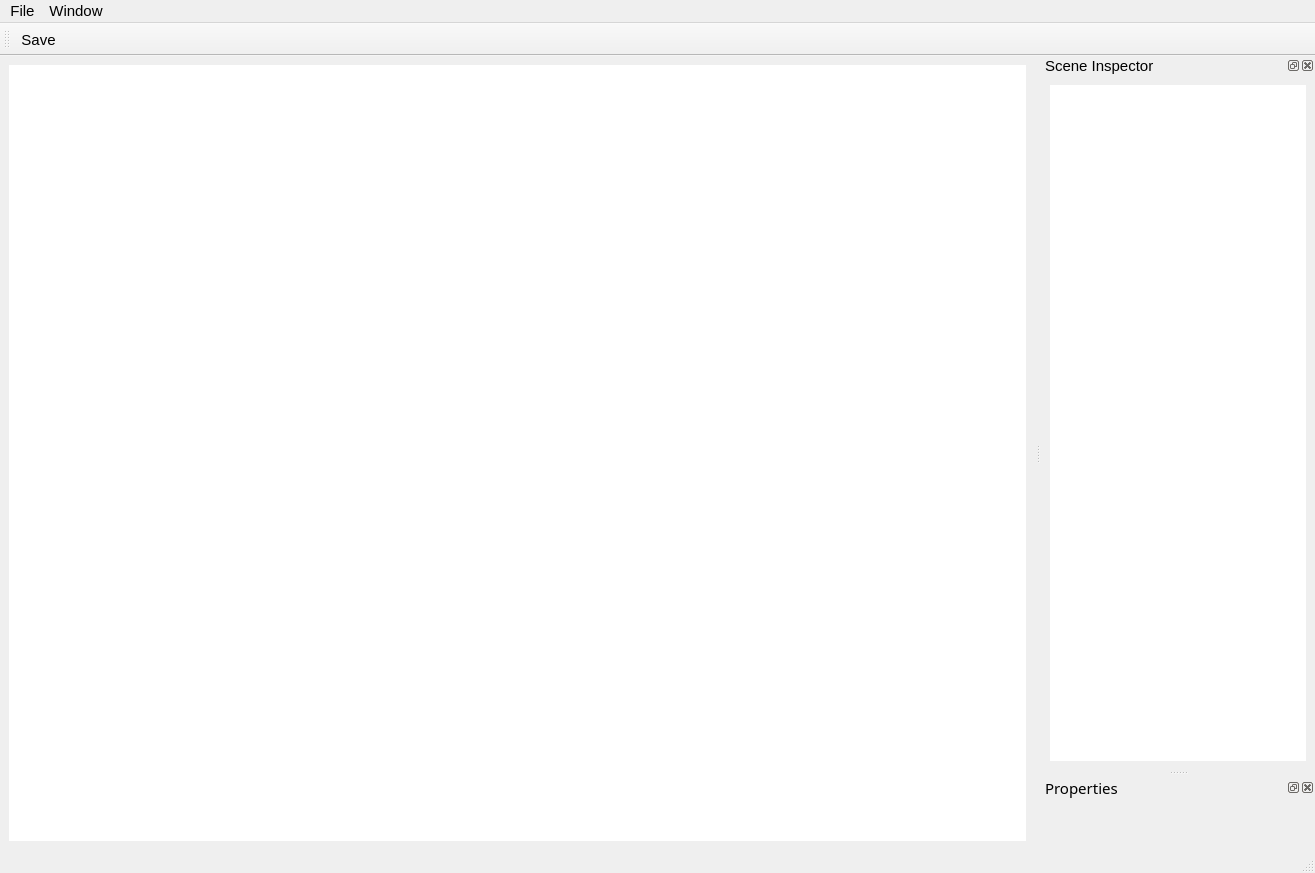
Before: the Qt Designer form DFEditor/ui/DFEMainWindow.ui in cpp-park-vk-education/2023_1_DeltaFlex, drawn with Qt 5.
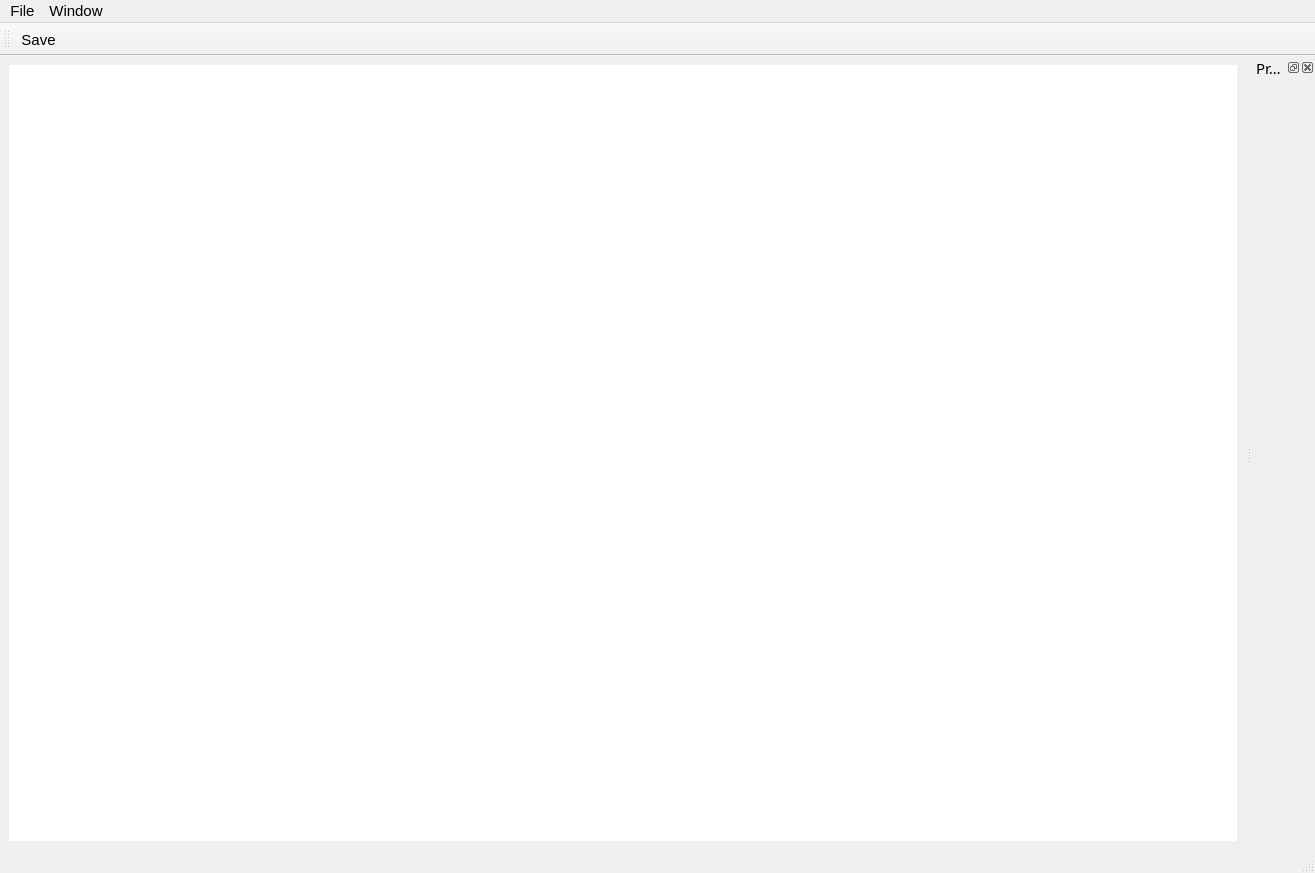
After: the same form once the commit is applied. Icons and pictures are not drawn. Custom widgets are drawn as their Qt base class.

Commit message: integrating dock widgets

What changed in the file:
```diff
--- a/DFEditor/ui/DFEMainWindow.ui
+++ b/DFEditor/ui/DFEMainWindow.ui
@@ -58,31 +58,6 @@
    <addaction name="menuWindow"/>
   </widget>
   <widget class="QStatusBar" name="statusbar"/>
-  <widget class="QDockWidget" name="sceneGraphView">
-   <property name="windowTitle">
-    <string>Scene Inspector</string>
-   </property>
-   <attribute name="dockWidgetArea">
-    <number>2</number>
-   </attribute>
-   <widget class="QWidget" name="dockWidgetContents_6">
-    <layout class="QVBoxLayout" name="verticalLayout_2">
-     <item>
-      <widget class="DFESceneInspector" name="treeView">
-       <property name="styleSheet">
-        <string notr="true"/>
-       </property>
-       <property name="frameShape">
-        <enum>QFrame::NoFrame</enum>
-       </property>
-       <property name="frameShadow">
-        <enum>QFrame::Plain</enum>
-       </property>
-      </widget>
-     </item>
-    </layout>
-   </widget>
-  </widget>
   <widget class="QDockWidget" name="propertiesView">
    <property name="font">
     <font>
@@ -153,13 +128,6 @@
    </property>
   </action>
  </widget>
- <customwidgets>
-  <customwidget>
-   <class>DFESceneInspector</class>
-   <extends>QTreeView</extends>
-   <header>DFESceneInspector.hpp</header>
-  </customwidget>
- </customwidgets>
  <resources/>
  <connections/>
 </ui>
```
Left out of the diff: 5 changed lines with no effect on the pictures. The commit also changes 7 other files.
